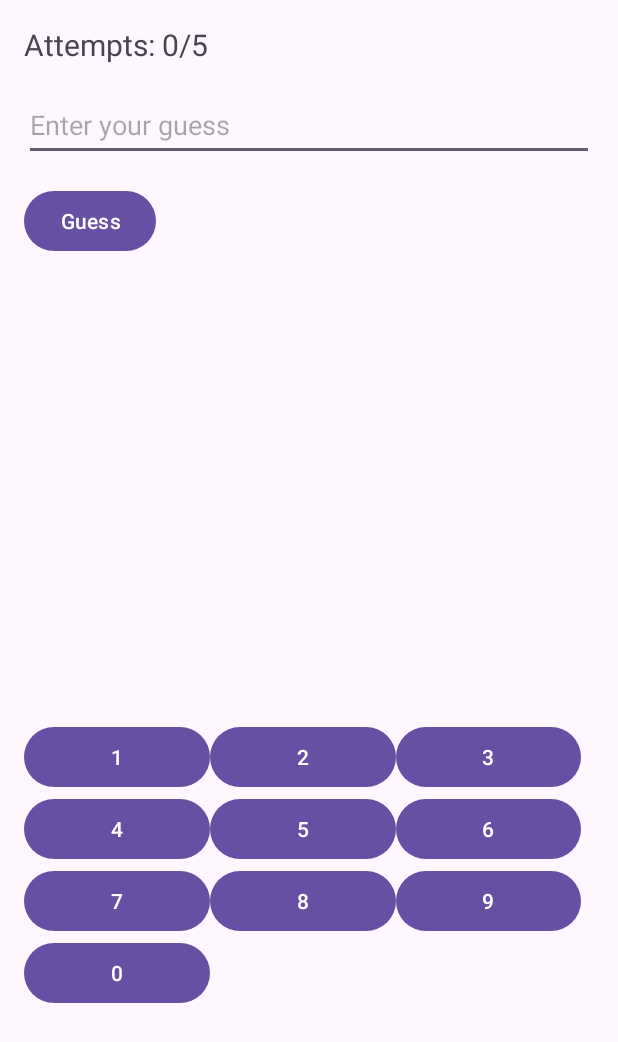
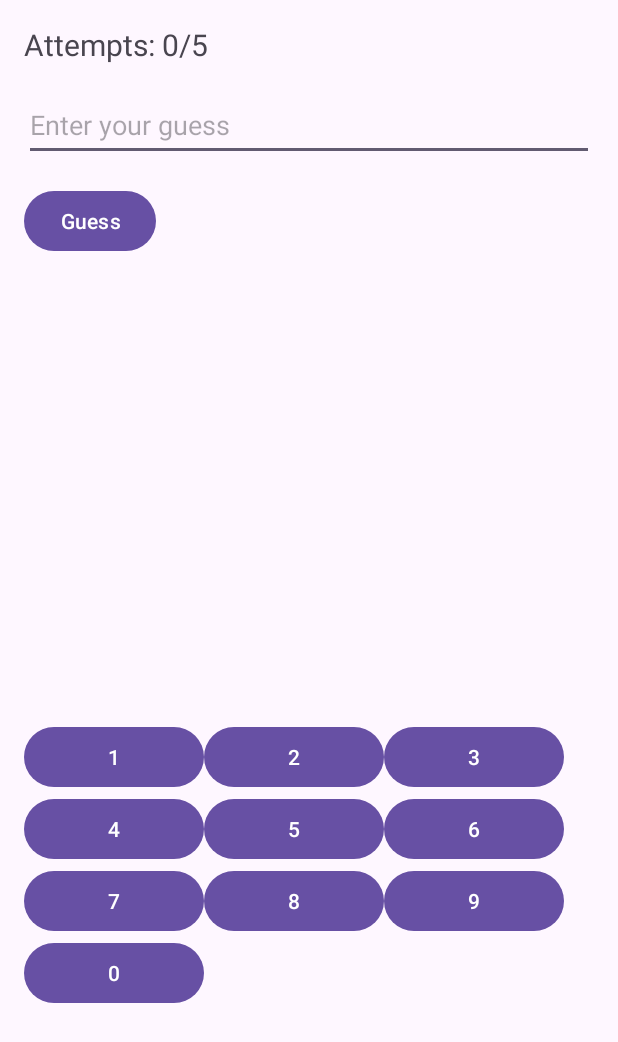
Before and after one commit to varenik-1/LR1AndroidStudio, an Android app: the screen it shows after launch (MainActivity), on a phone screen of 412 x 824 dp. Shown: the top 1042 px of the screen. Run offline under Robolectric (Android 15) with nearby library versions, the phone set to English and light mode, and no system bars.

Commit message:
nakonets poslednie shtrixi nadtus

```diff
--- a/lab1/app/src/main/java/mai/team4/cowsssssss/MainActivity.java
+++ b/lab1/app/src/main/java/mai/team4/cowsssssss/MainActivity.java
@@ -33,7 +33,7 @@ public class MainActivity  extends AppCompatActivity {
         random = new Random();
         secretNumber = generateSecretNumber();
 
-        //Toast.makeText(this,secretNumber.toString(), Toast.LENGTH_SHORT).show();
+
 
         attemptsCount = 0;
 
--- a/lab1/app/src/main/res/layout/activity_main.xml
+++ b/lab1/app/src/main/res/layout/activity_main.xml
@@ -23,6 +23,7 @@
         android:layout_below="@id/attemptsTextView"
         android:layout_marginTop="16dp"
         android:hint="Enter your guess"
+        android:maxLength="4"
         android:inputType="number"
         android:minHeight="48dp" />
 
@@ -36,79 +37,85 @@
 
     <GridLayout
         android:id="@+id/numberButtonGrid"
-        android:layout_width="371dp"
-        android:layout_height="wrap_content"
+        android:layout_width="376dp"
+        android:layout_height="209dp"
         android:layout_below="@id/guessEditText"
+        android:layout_alignParentStart="true"
+        android:layout_alignParentEnd="true"
+        android:layout_alignParentBottom="true"
+        android:layout_marginStart="0dp"
         android:layout_marginTop="373dp"
+        android:layout_marginEnd="0dp"
+        android:layout_marginBottom="42dp"
         android:columnCount="3"
         android:rowCount="4">
 
         <Button
             android:id="@+id/button1"
-            android:layout_width="124dp"
+            android:layout_width="120dp"
             android:layout_height="wrap_content"
             android:onClick="onNumberButtonClick"
             android:text="1" />
 
         <Button
             android:id="@+id/button2"
-            android:layout_width="124dp"
+            android:layout_width="120dp"
             android:layout_height="wrap_content"
             android:onClick="onNumberButtonClick"
             android:text="2" />
 
         <Button
             android:id="@+id/button3"
-            android:layout_width="123dp"
+            android:layout_width="120dp"
             android:layout_height="wrap_content"
             android:onClick="onNumberButtonClick"
             android:text="3" />
 
         <Button
             android:id="@+id/button4"
-            android:layout_width="124dp"
+            android:layout_width="120dp"
             android:layout_height="wrap_content"
             android:onClick="onNumberButtonClick"
             android:text="4" />
 
         <Button
             android:id="@+id/button5"
-            android:layout_width="124dp"
+            android:layout_width="120dp"
             android:layout_height="wrap_content"
             android:onClick="onNumberButtonClick"
             android:text="5" />
 
         <Button
             android:id="@+id/button6"
-            android:layout_width="123dp"
+            android:layout_width="120dp"
             android:layout_height="wrap_content"
             android:onClick="onNumberButtonClick"
             android:text="6" />
 
         <Button
             android:id="@+id/button7"
-            android:layout_width="124dp"
+            android:layout_width="120dp"
             android:layout_height="wrap_content"
             android:onClick="onNumberButtonClick"
             android:text="7" />
 
         <Button
             android:id="@+id/button8"
-            android:layout_width="124dp"
+            android:layout_width="120dp"
             android:layout_height="wrap_content"
             android:onClick="onNumberButtonClick"
             android:text="8" />
 
         <Button
             android:id="@+id/button9"
-            android:layout_width="123dp"
+            android:layout_width="120dp"
             android:layout_height="wrap_content"
             android:onClick="onNumberButtonClick"
             android:text="9" />
 
         <Button
             android:id="@+id/button0"
-            android:layout_width="124dp"
+            android:layout_width="120dp"
             android:layout_height="wrap_content"
             android:onClick="onNumberButtonClick"
             android:text="0" />
```
